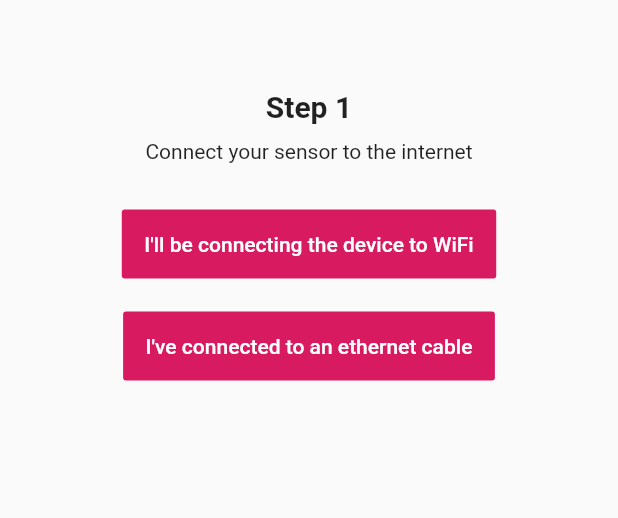
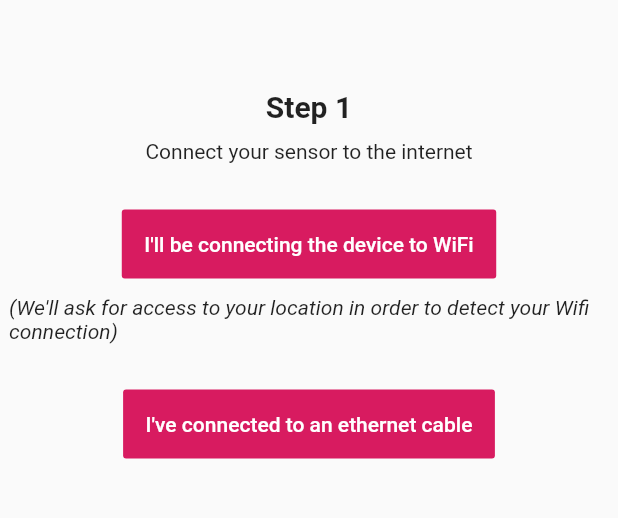
Before and after one commit to openeew/openeew-provisioner, a Flutter app: the Steps screen opened directly, on a phone screen of 412 x 824 dp, the part 152-670 px from its top. Run offline on Flutter 3.47's test engine with Material 2 defaults, Android fonts, the phone set to English and light mode, and no system bars; drawn by our look-alikes of percent_indicator; our stand-ins replace permission_handler; missing offline and left inert: smartconfig, wifi_info_flutter.

Commit message:
Add message stating we'll ask for location

```diff
--- a/lib/steps/1_connect.dart
+++ b/lib/steps/1_connect.dart
@@ -25,7 +25,12 @@ class Connect extends StatelessWidget {
         },
         text: "I'll be connecting the device to WiFi",
       ),
-      Space(20),
+      Space(10),
+      Text(
+        "(We'll ask for access to your location in order to detect your Wifi connection)",
+        style: TextStyle(fontSize: 14.0, fontStyle: FontStyle.italic),
+      ),
+      Space(30),
       NextButton(
         onClick: (context) => setStep(StepMarker.ethernet),
         text: "I've connected to an ethernet cable",
```
